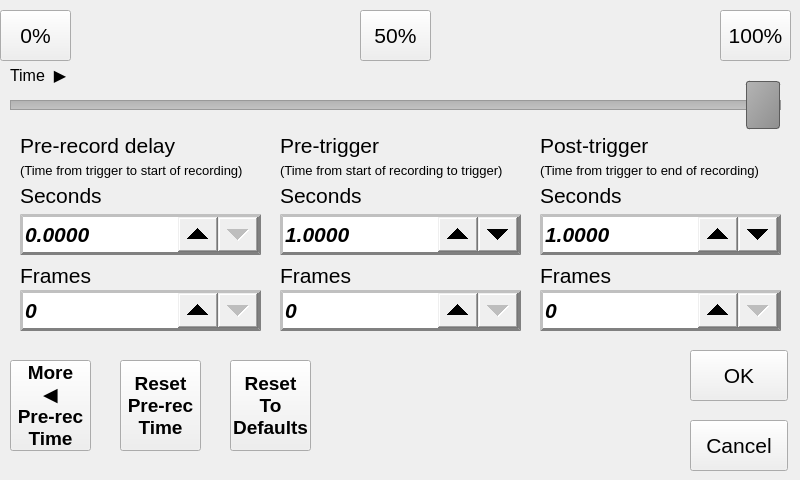
Qt form src/triggerdelaywindow.ui (krontech/chronos-cam-app) before a commit.
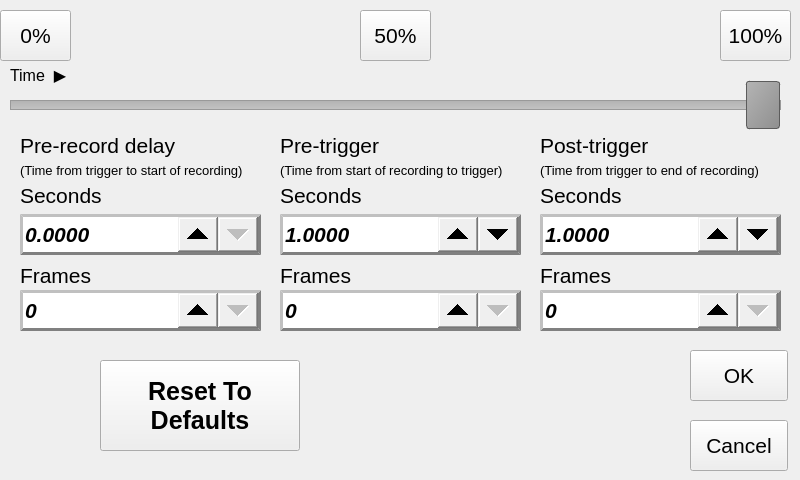
The same form after that commit. Custom widgets are drawn as their Qt base class.

Commit message: removed the pre-rec buttons

Diff of the .ui file:
```diff
--- a/src/triggerdelaywindow.ui
+++ b/src/triggerdelaywindow.ui
@@ -89,29 +89,6 @@
     <string>OK</string>
    </property>
   </widget>
-  <widget class="QPushButton" name="cmdMax">
-   <property name="geometry">
-    <rect>
-     <x>10</x>
-     <y>360</y>
-     <width>81</width>
-     <height>91</height>
-    </rect>
-   </property>
-   <property name="font">
-    <font>
-     <pointsize>14</pointsize>
-     <weight>75</weight>
-     <bold>true</bold>
-    </font>
-   </property>
-   <property name="text">
-    <string>More
-◀
-Pre-rec
-Time</string>
-   </property>
-  </widget>
   <widget class="TriggerSlider" name="horizontalSlider">
    <property name="geometry">
     <rect>
@@ -632,47 +609,24 @@
     <string>Time  ▶</string>
    </property>
   </widget>
-  <widget class="QPushButton" name="cmdResetPreRec">
-   <property name="geometry">
-    <rect>
-     <x>120</x>
-     <y>360</y>
-     <width>81</width>
-     <height>91</height>
-    </rect>
-   </property>
-   <property name="font">
-    <font>
-     <pointsize>14</pointsize>
-     <weight>75</weight>
-     <bold>true</bold>
-    </font>
-   </property>
-   <property name="text">
-    <string>Reset
-Pre-rec
-Time</string>
-   </property>
-  </widget>
   <widget class="QPushButton" name="cmdResetToDefaults">
    <property name="geometry">
     <rect>
-     <x>230</x>
+     <x>100</x>
      <y>360</y>
-     <width>81</width>
+     <width>200</width>
      <height>91</height>
     </rect>
    </property>
    <property name="font">
     <font>
-     <pointsize>14</pointsize>
+     <pointsize>19</pointsize>
      <weight>75</weight>
      <bold>true</bold>
     </font>
    </property>
    <property name="text">
-    <string>Reset
-To
+    <string>Reset To
 Defaults</string>
    </property>
   </widget>
```
